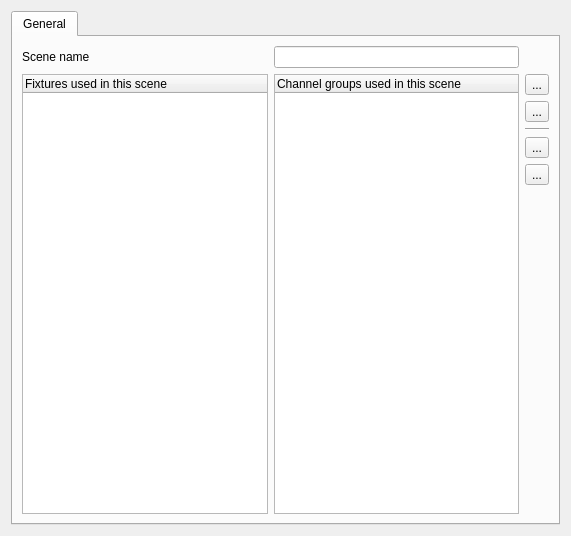
This is ui/src/sceneeditor.ui in mcallegari/qlcplus as Qt 5 draws it before an edit. The edited form follows.
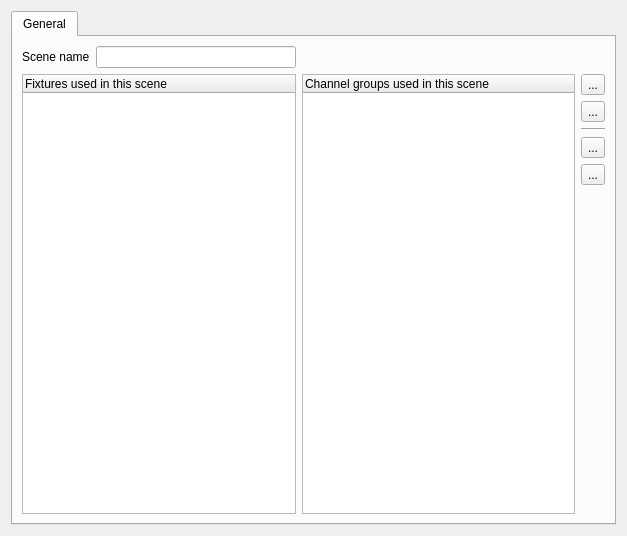
This is the edited form. Icons and pictures are not drawn.

Commit message: Implemented external input control for channels groups. Available in Design mode only

Diff of the .ui file:
```diff
--- a/ui/src/sceneeditor.ui
+++ b/ui/src/sceneeditor.ui
@@ -6,7 +6,7 @@
    <rect>
     <x>0</x>
     <y>0</y>
-    <width>571</width>
+    <width>627</width>
     <height>536</height>
    </rect>
   </property>
@@ -30,83 +30,31 @@
        <string>General</string>
       </attribute>
       <layout class="QGridLayout" name="gridLayout">
-       <item row="6" column="2" rowspan="6">
-        <widget class="QTreeWidget" name="m_channel_groups">
-         <property name="sizePolicy">
-          <sizepolicy hsizetype="Expanding" vsizetype="Expanding">
-           <horstretch>1</horstretch>
-           <verstretch>1</verstretch>
-          </sizepolicy>
-         </property>
-         <property name="alternatingRowColors">
-          <bool>true</bool>
-         </property>
-         <property name="selectionMode">
-          <enum>QAbstractItemView::ExtendedSelection</enum>
-         </property>
-         <property name="rootIsDecorated">
-          <bool>false</bool>
-         </property>
-         <property name="itemsExpandable">
-          <bool>false</bool>
-         </property>
-         <property name="allColumnsShowFocus">
-          <bool>true</bool>
-         </property>
-         <column>
-          <property name="text">
-           <string>Channel groups used in this scene</string>
-          </property>
-         </column>
-        </widget>
+       <item row="1" column="1">
+        <layout class="QHBoxLayout" name="horizontalLayout_3">
+         <item>
+          <widget class="QLabel" name="m_nameLabel">
+           <property name="text">
+            <string>Scene name</string>
+           </property>
+          </widget>
+         </item>
+         <item>
+          <widget class="QLineEdit" name="m_nameEdit">
+           <property name="sizePolicy">
+            <sizepolicy hsizetype="Expanding" vsizetype="Fixed">
+             <horstretch>1</horstretch>
+             <verstretch>0</verstretch>
+            </sizepolicy>
+           </property>
+           <property name="toolTip">
+            <string>Name of this scene</string>
+           </property>
+          </widget>
+         </item>
+        </layout>
        </item>
-       <item row="1" column="2">
-        <widget class="QLineEdit" name="m_nameEdit">
-         <property name="sizePolicy">
-          <sizepolicy hsizetype="Expanding" vsizetype="Fixed">
-           <horstretch>1</horstretch>
-           <verstretch>0</verstretch>
-          </sizepolicy>
-         </property>
-         <property name="toolTip">
-          <string>Name of this scene</string>
-         </property>
-        </widget>
-       </item>
-       <item row="6" column="0" rowspan="6">
-        <widget class="QTreeWidget" name="m_tree">
-         <property name="sizePolicy">
-          <sizepolicy hsizetype="Expanding" vsizetype="Expanding">
-           <horstretch>1</horstretch>
-           <verstretch>1</verstretch>
-          </sizepolicy>
-         </property>
-         <property name="alternatingRowColors">
-          <bool>true</bool>
-         </property>
-         <property name="selectionMode">
-          <enum>QAbstractItemView::ExtendedSelection</enum>
-         </property>
-         <property name="rootIsDecorated">
-          <bool>false</bool>
-         </property>
-         <property name="itemsExpandable">
-          <bool>false</bool>
-         </property>
-         <property name="sortingEnabled">
-          <bool>false</bool>
-         </property>
-         <property name="allColumnsShowFocus">
-          <bool>true</bool>
-         </property>
-         <column>
-          <property name="text">
-           <string>Fixtures used in this scene</string>
-          </property>
-         </column>
-        </widget>
-       </item>
-       <item row="7" column="3">
+       <item row="9" column="4">
         <widget class="QToolButton" name="m_removeFixtureButton">
          <property name="toolTip">
           <string>Remove the selected fixture(s) from this scene</string>
@@ -126,47 +74,72 @@
          </property>
         </widget>
        </item>
-       <item row="6" column="3">
-        <widget class="QToolButton" name="m_addFixtureButton">
-         <property name="toolTip">
-          <string>Add a new fixture to this scene</string>
+       <item row="8" column="1" rowspan="6">
+        <widget class="QTreeWidget" name="m_tree">
+         <property name="sizePolicy">
+          <sizepolicy hsizetype="Expanding" vsizetype="Expanding">
+           <horstretch>1</horstretch>
+           <verstretch>1</verstretch>
+          </sizepolicy>
          </property>
-         <property name="text">
-          <string notr="true">...</string>
+         <property name="alternatingRowColors">
+          <bool>true</bool>
          </property>
          <property name="icon">
           <iconset resource="qlcui.qrc">
            <normaloff>:/edit_add.png</normaloff>:/edit_add.png</iconset>
          </property>
-         <property name="iconSize">
-          <size>
-           <width>32</width>
-           <height>32</height>
-          </size>
+         <property name="rootIsDecorated">
+          <bool>false</bool>
          </property>
+         <property name="itemsExpandable">
+          <bool>false</bool>
+         </property>
+         <property name="sortingEnabled">
+          <bool>false</bool>
+         </property>
+         <property name="allColumnsShowFocus">
+          <bool>true</bool>
+         </property>
+         <column>
+          <property name="text">
+           <string>Fixtures used in this scene</string>
+          </property>
+         </column>
         </widget>
        </item>
-       <item row="10" column="3">
-        <widget class="QToolButton" name="m_disableChannelsButton">
-         <property name="toolTip">
-          <string>Disable all fixtures' channels</string>
+       <item row="8" column="3" rowspan="6">
+        <widget class="QTreeWidget" name="m_channel_groups">
+         <property name="sizePolicy">
+          <sizepolicy hsizetype="Expanding" vsizetype="Expanding">
+           <horstretch>1</horstretch>
+           <verstretch>1</verstretch>
+          </sizepolicy>
          </property>
-         <property name="text">
-          <string>...</string>
+         <property name="alternatingRowColors">
+          <bool>true</bool>
          </property>
          <property name="icon">
           <iconset resource="qlcui.qrc">
            <normaloff>:/uncheck.png</normaloff>:/uncheck.png</iconset>
          </property>
-         <property name="iconSize">
-          <size>
-           <width>32</width>
-           <height>32</height>
-          </size>
+         <property name="rootIsDecorated">
+          <bool>false</bool>
          </property>
+         <property name="itemsExpandable">
+          <bool>false</bool>
+         </property>
+         <property name="allColumnsShowFocus">
+          <bool>true</bool>
+         </property>
+         <column>
+          <property name="text">
+           <string>Channel groups used in this scene</string>
+          </property>
+         </column>
         </widget>
        </item>
-       <item row="11" column="3">
+       <item row="13" column="4">
         <spacer name="verticalSpacer">
          <property name="orientation">
           <enum>Qt::Vertical</enum>
@@ -179,21 +152,14 @@
          </property>
         </spacer>
        </item>
-       <item row="1" column="0">
-        <widget class="QLabel" name="m_nameLabel">
-         <property name="text">
-          <string>Scene name</string>
-         </property>
-        </widget>
-       </item>
-       <item row="8" column="3">
+       <item row="10" column="4">
         <widget class="Line" name="line">
          <property name="orientation">
           <enum>Qt::Horizontal</enum>
          </property>
         </widget>
        </item>
-       <item row="9" column="3">
+       <item row="11" column="4">
         <widget class="QToolButton" name="m_enableChannelsButton">
          <property name="toolTip">
           <string>Enable all fixtures' channels</string>
@@ -213,6 +179,46 @@
          </property>
         </widget>
        </item>
+       <item row="8" column="4">
+        <widget class="QToolButton" name="m_addFixtureButton">
+         <property name="toolTip">
+          <string>Add a new fixture to this scene</string>
+         </property>
+         <property name="text">
+          <string notr="true">...</string>
+         </property>
+         <property name="icon">
+          <iconset resource="qlcui.qrc">
+           <normaloff>:/edit_add.png</normaloff>:/edit_add.png</iconset>
+         </property>
+         <property name="iconSize">
+          <size>
+           <width>32</width>
+           <height>32</height>
+          </size>
+         </property>
+        </widget>
+       </item>
+       <item row="12" column="4">
+        <widget class="QToolButton" name="m_disableChannelsButton">
+         <property name="toolTip">
+          <string>Disable all fixtures' channels</string>
+         </property>
+         <property name="text">
+          <string>...</string>
+         </property>
+         <property name="icon">
+          <iconset resource="qlcui.qrc">
+           <normaloff>:/uncheck.png</normaloff>:/uncheck.png</iconset>
+         </property>
+         <property name="iconSize">
+          <size>
+           <width>32</width>
+           <height>32</height>
+          </size>
+         </property>
+        </widget>
+       </item>
       </layout>
      </widget>
     </widget>
```
Left out of the diff: 10 changed lines with no effect on the pictures. The commit also changes 8 other files.
